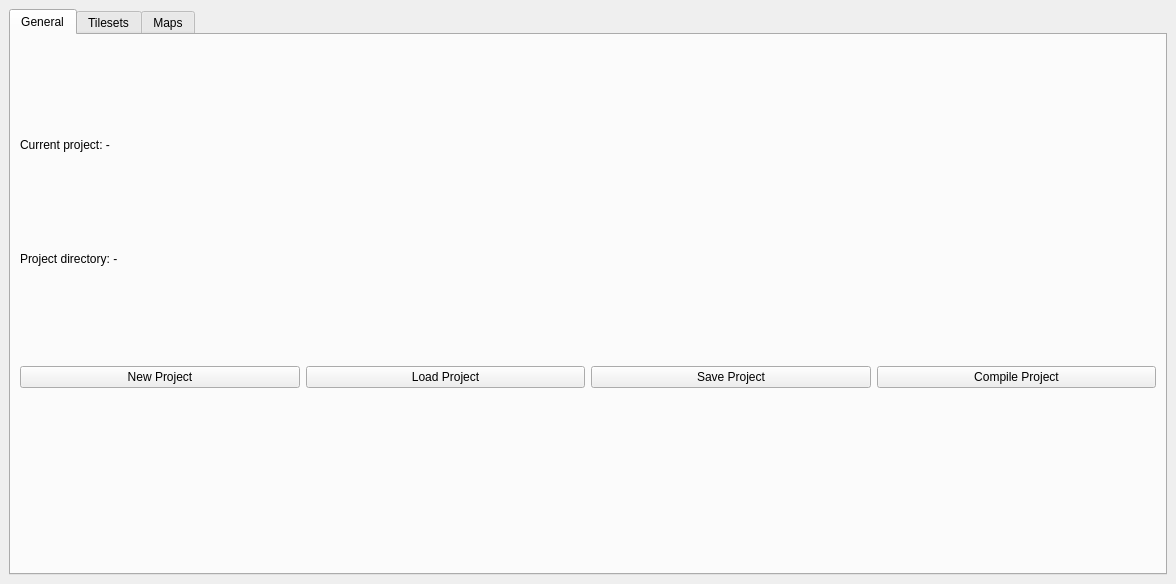
Old version of the form main.ui in the repository rsgrava/lumiedit.
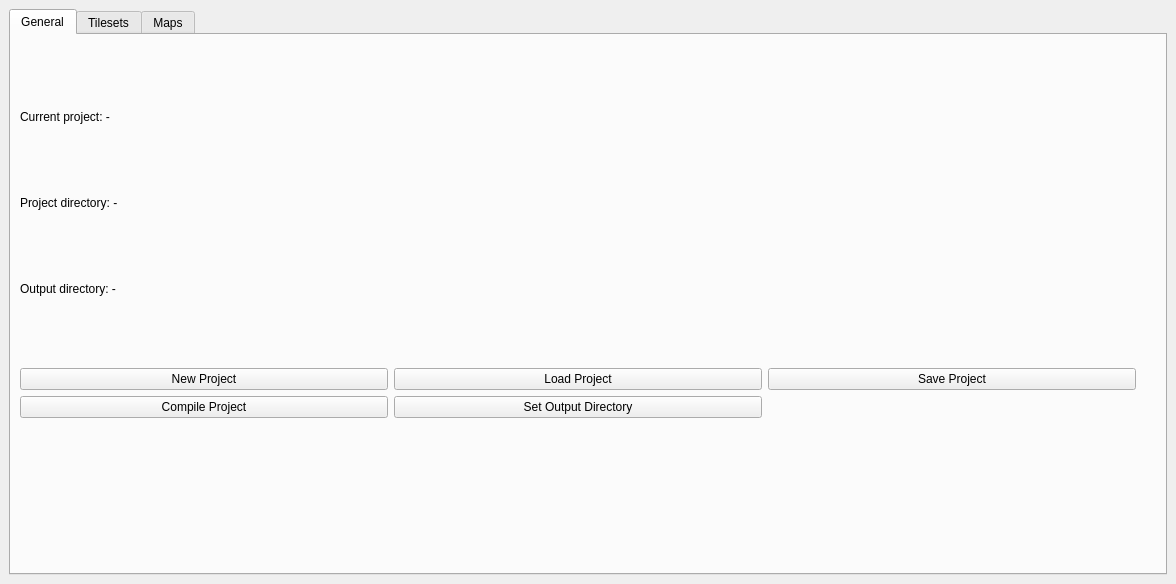
New version of the form. Custom widgets are drawn as their Qt base class.

Commit message: project: compile to specified directory

Diff of the .ui file:
```diff
--- a/main.ui
+++ b/main.ui
@@ -46,7 +46,78 @@
         <string>General</string>
        </attribute>
        <layout class="QGridLayout" name="gridLayout_2">
-        <item row="3" column="1">
+        <item row="1" column="0">
+         <widget class="QLabel" name="proj_dir_label">
+          <property name="sizePolicy">
+           <sizepolicy hsizetype="Preferred" vsizetype="Fixed">
+            <horstretch>0</horstretch>
+            <verstretch>0</verstretch>
+           </sizepolicy>
+          </property>
+          <property name="text">
+           <string>Project directory: -</string>
+          </property>
+         </widget>
+        </item>
+        <item row="0" column="0">
+         <widget class="QLabel" name="proj_name_label">
+          <property name="sizePolicy">
+           <sizepolicy hsizetype="Preferred" vsizetype="Fixed">
+            <horstretch>0</horstretch>
+            <verstretch>0</verstretch>
+           </sizepolicy>
+          </property>
+          <property name="text">
+           <string>Current project: -</string>
+          </property>
+         </widget>
+        </item>
+        <item row="3" column="0">
+         <layout class="QGridLayout" name="gridLayout">
+          <item row="0" column="0">
+           <widget class="QPushButton" name="new_project_btn">
+            <property name="sizePolicy">
+             <sizepolicy hsizetype="Minimum" vsizetype="Minimum">
+              <horstretch>0</horstretch>
+              <verstretch>0</verstretch>
+             </sizepolicy>
+            </property>
+            <property name="text">
+             <string>New Project</string>
+            </property>
+           </widget>
+          </item>
+          <item row="0" column="1">
+           <widget class="QPushButton" name="load_project_btn">
+            <property name="text">
+             <string>Load Project</string>
+            </property>
+           </widget>
+          </item>
+          <item row="0" column="2">
+           <widget class="QPushButton" name="save_project_btn">
+            <property name="text">
+             <string>Save Project</string>
+            </property>
+           </widget>
+          </item>
+          <item row="1" column="0">
+           <widget class="QPushButton" name="compile_project_btn">
+            <property name="text">
+             <string>Compile Project</string>
+            </property>
+           </widget>
+          </item>
+          <item row="1" column="1">
+           <widget class="QPushButton" name="set_output_dir_btn">
+            <property name="text">
+             <string>Set Output Directory</string>
+            </property>
+           </widget>
+          </item>
+         </layout>
+        </item>
+        <item row="5" column="1">
          <spacer name="verticalSpacer">
           <property name="orientation">
            <enum>Qt::Vertical</enum>
@@ -62,63 +133,16 @@
           </property>
          </spacer>
         </item>
-        <item row="0" column="0">
-         <widget class="QLabel" name="proj_name_label">
-          <property name="sizePolicy">
-           <sizepolicy hsizetype="Preferred" vsizetype="Fixed">
-            <horstretch>0</horstretch>
-            <verstretch>0</verstretch>
-           </sizepolicy>
-          </property>
-          <property name="text">
-           <string>Current project: -</string>
-          </property>
-         </widget>
-        </item>
-        <item row="2" column="1">
-         <widget class="QPushButton" name="load_project_btn">
-          <property name="text">
-           <string>Load Project</string>
-          </property>
-         </widget>
-        </item>
-        <item row="2" column="2">
-         <widget class="QPushButton" name="save_project_btn">
-          <property name="text">
-           <string>Save Project</string>
-          </property>
-         </widget>
-        </item>
-        <item row="1" column="0">
-         <widget class="QLabel" name="proj_dir_label">
-          <property name="sizePolicy">
-           <sizepolicy hsizetype="Preferred" vsizetype="Fixed">
-            <horstretch>0</horstretch>
-            <verstretch>0</verstretch>
-           </sizepolicy>
-          </property>
-          <property name="text">
-           <string>Project directory: -</string>
-          </property>
-         </widget>
-        </item>
         <item row="2" column="0">
-         <widget class="QPushButton" name="new_project_btn">
+         <widget class="QLabel" name="output_dir_label">
           <property name="sizePolicy">
-           <sizepolicy hsizetype="Minimum" vsizetype="Minimum">
+           <sizepolicy hsizetype="Preferred" vsizetype="Fixed">
             <horstretch>0</horstretch>
             <verstretch>0</verstretch>
            </sizepolicy>
           </property>
           <property name="text">
-           <string>New Project</string>
-          </property>
-         </widget>
-        </item>
-        <item row="2" column="3">
-         <widget class="QPushButton" name="compile_project_btn">
-          <property name="text">
-           <string>Compile Project</string>
+           <string>Output directory: -</string>
           </property>
          </widget>
         </item>
```
The commit also changes 4 other files.
